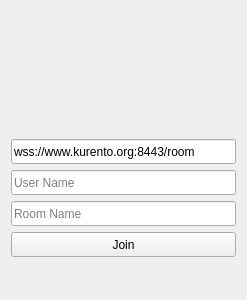
This is Src/KurentoRoomClient/LoginUI.ui in Luweijia1989/kurentoroomclient as Qt 5 draws it before an edit. The edited form follows.
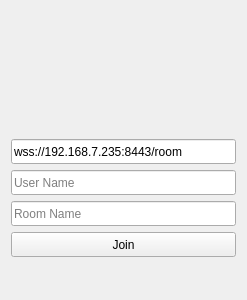
This is the edited form.

```diff
--- a/Src/KurentoRoomClient/LoginUI.ui
+++ b/Src/KurentoRoomClient/LoginUI.ui
@@ -48,7 +48,7 @@
       </size>
      </property>
      <property name="text">
-      <string>wss://www.kurento.org:8443/room</string>
+      <string>wss://192.168.7.235:8443/room</string>
      </property>
      <property name="readOnly">
       <bool>false</bool>
```
